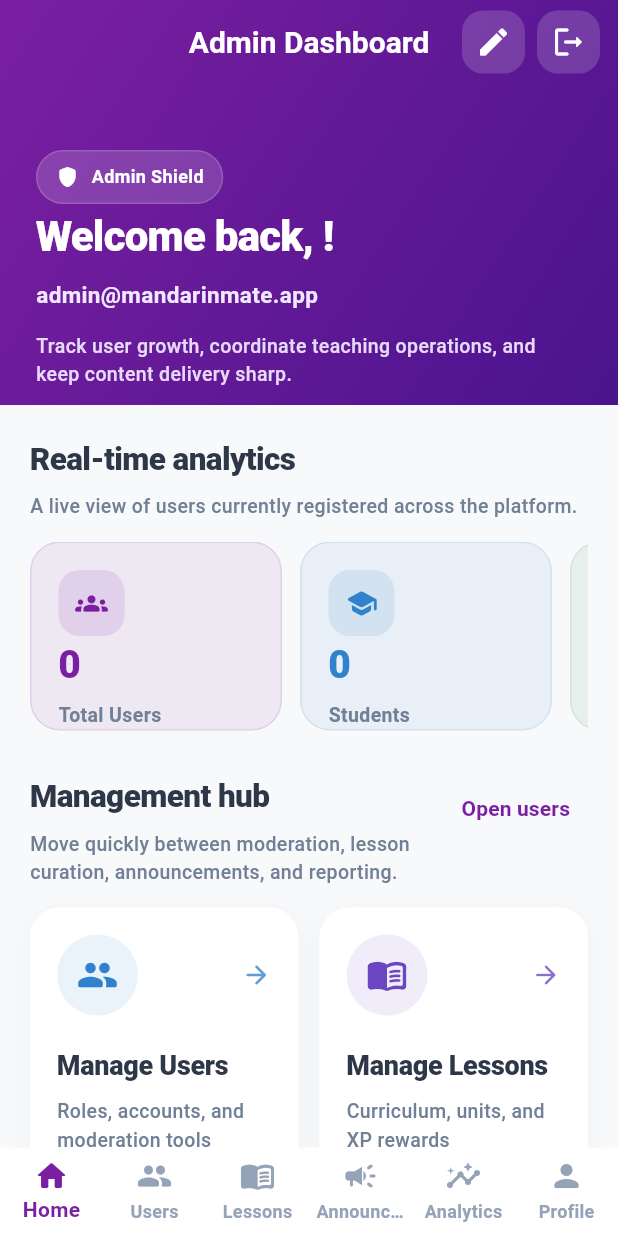
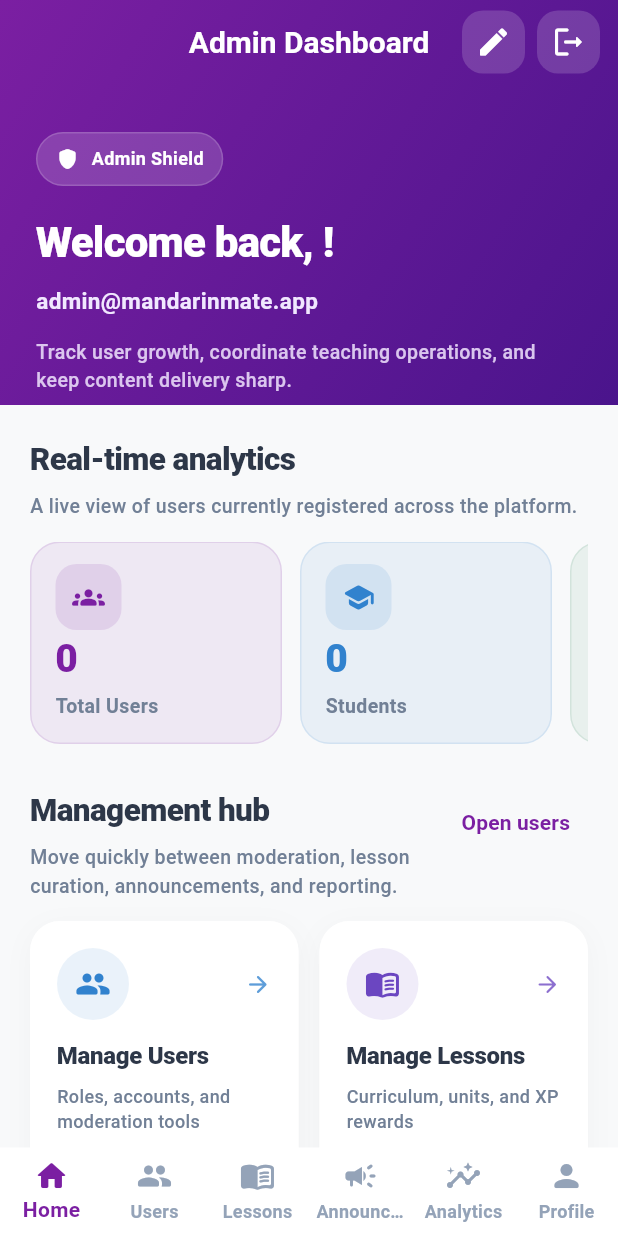
Before and after one commit to WCheng0820/MAP-Group-2-Nexus-MandarinMate, a Flutter app: the AdminDashboardPage screen opened by its route, on a phone screen of 412 x 824 dp. Run offline on Flutter 3.47's test engine with Material 3 defaults, Android fonts, the phone set to English and light mode, and no system bars; our stand-ins replace cloud_firestore, email_validator, equatable, file_picker, firebase_auth, firebase_core and 9 more; accounts and stored records are empty.

Commit message:
Refactor admin dashboard for tab navigation
Extract the home content into _buildHomeTab and wire bottom navigation to switch tabs via _currentIndex instead of pushing new routes. Update management actions and section links to setState the current index so pages render in-place. Improve responsive/layout details: adjust paddings, spacings, hero header scroll behavior, metric card sizing and text ellipses, management grid aspect ratios for different widths, and make management cards scroll-safe with constrained sizing. Remove the previous _openPage navigation usage and clean up related code paths.

```diff
--- a/mandarinmate/lib/dashboard/admin_dashboard_page.dart
+++ b/mandarinmate/lib/dashboard/admin_dashboard_page.dart
@@ -31,6 +31,30 @@ class _AdminDashboardPageState extends State<AdminDashboardPage> {
         backgroundColor: _AdminDashboardColors.background,
         body: const Center(child: Text('Session expired. Please login again.')),
       );
+    }
+
+    Widget body;
+    switch (_currentIndex) {
+      case 0:
+        body = _buildHomeTab(context, user);
+        break;
+      case 1:
+        body = const AdminUsersPage();
+        break;
+      case 2:
+        body = const AdminLessonsPage();
+        break;
+      case 3:
+        body = const AdminAnnouncementsPage();
+        break;
+      case 4:
+        body = const AdminAnalyticsPage();
+        break;
+      case 5:
+        body = const AdminProfilePage();
+        break;
+      default:
+        body = _buildHomeTab(context, user);
     }
 
     return Scaffold(
@@ -72,7 +96,12 @@ class _AdminDashboardPageState extends State<AdminDashboardPage> {
           ),
         ],
       ),
-      body: CustomScrollView(
+      body: body,
+    );
+  }
+
+  Widget _buildHomeTab(BuildContext context, User user) {
+    return CustomScrollView(
       physics: const BouncingScrollPhysics(),
       slivers: [
         SliverAppBar(
@@ -133,7 +162,7 @@ class _AdminDashboardPageState extends State<AdminDashboardPage> {
                 subtitle:
                     'Move quickly between moderation, lesson curation, announcements, and reporting.',
                 actionLabel: 'Open users',
-                  onAction: () => _openPage(context, const AdminUsersPage()),
+                onAction: () => setState(() => _currentIndex = 1),
               ),
               const SizedBox(height: 14),
               _ManagementGrid(
@@ -143,30 +172,28 @@ class _AdminDashboardPageState extends State<AdminDashboardPage> {
                     subtitle: 'Roles, accounts, and moderation tools',
                     icon: Icons.group_rounded,
                     color: _AdminDashboardColors.students,
-                      onTap: () => _openPage(context, const AdminUsersPage()),
+                    onTap: () => setState(() => _currentIndex = 1),
                   ),
                   _ManagementActionData(
                     title: 'Manage Lessons',
                     subtitle: 'Curriculum, units, and XP rewards',
                     icon: Icons.menu_book_rounded,
                     color: _AdminDashboardColors.primaryAction,
-                      onTap: () => _openPage(context, const AdminLessonsPage()),
+                    onTap: () => setState(() => _currentIndex = 2),
                   ),
                   _ManagementActionData(
                     title: 'Announcements',
                     subtitle: 'Publish updates to students and tutors',
                     icon: Icons.campaign_rounded,
                     color: _AdminDashboardColors.admins,
-                      onTap: () =>
-                          _openPage(context, const AdminAnnouncementsPage()),
+                    onTap: () => setState(() => _currentIndex = 3),
                   ),
                   _ManagementActionData(
                     title: 'Analytics',
                     subtitle: 'Review activity and learning trends',
                     icon: Icons.insights_rounded,
                     color: _AdminDashboardColors.tutors,
-                      onTap: () =>
-                          _openPage(context, const AdminAnalyticsPage()),
+                    onTap: () => setState(() => _currentIndex = 4),
                   ),
                 ],
               ),
@@ -176,7 +203,7 @@ class _AdminDashboardPageState extends State<AdminDashboardPage> {
                 subtitle:
                     'A quick preview of the newest accounts joining MandarinMate.',
                 actionLabel: 'View all',
-                  onAction: () => _openPage(context, const AdminUsersPage()),
+                onAction: () => setState(() => _currentIndex = 1),
               ),
               const SizedBox(height: 14),
               const _RecentUsersSection(),
@@ -184,7 +211,6 @@ class _AdminDashboardPageState extends State<AdminDashboardPage> {
           ),
         ),
       ],
-      ),
     );
   }
 
@@ -212,30 +238,6 @@ class _AdminDashboardPageState extends State<AdminDashboardPage> {
 
   void _onNavTapped(BuildContext context, int index) {
     setState(() => _currentIndex = index);
-
-    switch (index) {
-      case 0:
-        return;
-      case 1:
-        _openPage(context, const AdminUsersPage());
-        return;
-      case 2:
-        _openPage(context, const AdminLessonsPage());
-        return;
-      case 3:
-        _openPage(context, const AdminAnnouncementsPage());
-        return;
-      case 4:
-        _openPage(context, const AdminAnalyticsPage());
-        return;
-      case 5:
-        _openPage(context, const AdminProfilePage());
-        return;
-    }
-  }
-
-  static void _openPage(BuildContext context, Widget page) {
-    Navigator.push(context, MaterialPageRoute(builder: (_) => page));
   }
 }
 
@@ -271,8 +273,10 @@ class _AdminHeroHeader extends StatelessWidget {
 
           return SafeArea(
             bottom: false,
+            child: SingleChildScrollView(
+              physics: const NeverScrollableScrollPhysics(),
               child: Padding(
-              padding: const EdgeInsets.fromLTRB(24, 100, 24, 30),
+                padding: const EdgeInsets.fromLTRB(24, 88, 24, 16),
                 child: Column(
                   crossAxisAlignment: CrossAxisAlignment.start,
                   children: [
@@ -280,7 +284,7 @@ class _AdminHeroHeader extends StatelessWidget {
                       icon: Icons.shield_rounded,
                       label: 'Admin Shield',
                     ),
-                  const Spacer(),
+                    const SizedBox(height: 16),
                     Text(
                       'Welcome back, $name!',
                       maxLines: 1,
@@ -304,18 +308,19 @@ class _AdminHeroHeader extends StatelessWidget {
                       ),
                     ),
                     const SizedBox(height: 12),
-                  const Text(
+                    Text(
                       'Track user growth, coordinate teaching operations, and keep content delivery sharp.',
-                    maxLines: 3,
+                      maxLines: 2,
                       overflow: TextOverflow.ellipsis,
                       style: TextStyle(
-                      color: Color(0xFFE8D9F8),
+                        color: const Color(0xFFE8D9F8).withValues(alpha: 0.9),
                         fontSize: 13,
                         height: 1.45,
                         fontWeight: FontWeight.w500,
                       ),
                     ),
                   ],
+                ),
               ),
             ),
           );
@@ -401,7 +406,7 @@ class _RealtimeAnalyticsSection extends StatelessWidget {
       builder: (context, snapshot) {
         if (snapshot.connectionState == ConnectionState.waiting) {
           return const _StatusPanel(
-            height: 126,
+            height: 135,
             child: CircularProgressIndicator(
               color: _AdminDashboardColors.headerStart,
             ),
@@ -461,7 +466,7 @@ class _RealtimeAnalyticsSection extends StatelessWidget {
         ];
 
         return SizedBox(
-          height: 126,
+          height: 135,
           child: ListView.separated(
             scrollDirection: Axis.horizontal,
             itemCount: cards.length,
@@ -497,7 +502,7 @@ class _MetricCard extends StatelessWidget {
   Widget build(BuildContext context) {
     return Container(
       width: 168,
-      padding: const EdgeInsets.all(18),
+      padding: const EdgeInsets.symmetric(horizontal: 16, vertical: 14),
       decoration: BoxDecoration(
         color: data.color.withValues(alpha: 0.08),
         borderRadius: BorderRadius.circular(20),
@@ -518,6 +523,8 @@ class _MetricCard extends StatelessWidget {
           const Spacer(),
           Text(
             data.value,
+            maxLines: 1,
+            overflow: TextOverflow.ellipsis,
             style: TextStyle(
               color: data.color,
               fontSize: 26,
@@ -525,9 +532,11 @@ class _MetricCard extends StatelessWidget {
               letterSpacing: -0.4,
             ),
           ),
-          const SizedBox(height: 4),
+          const SizedBox(height: 2),
           Text(
             data.label,
+            maxLines: 1,
+            overflow: TextOverflow.ellipsis,
             style: const TextStyle(
               color: _AdminDashboardColors.bodyText,
               fontSize: 13,
@@ -550,7 +559,16 @@ class _ManagementGrid extends StatelessWidget {
     return LayoutBuilder(
       builder: (context, constraints) {
         final crossAxisCount = constraints.maxWidth >= 920 ? 4 : 2;
-        final childAspectRatio = constraints.maxWidth >= 920 ? 1.12 : 0.98;
+        double childAspectRatio;
+        if (constraints.maxWidth >= 920) {
+          childAspectRatio = 1.15;
+        } else if (constraints.maxWidth >= 600) {
+          childAspectRatio = 1.05;
+        } else if (constraints.maxWidth >= 380) {
+          childAspectRatio = 0.85;
+        } else {
+          childAspectRatio = 0.72;
+        }
 
         return GridView.builder(
           itemCount: actions.length,
@@ -606,53 +624,59 @@ class _ManagementCard extends StatelessWidget {
         child: Container(
           padding: const EdgeInsets.all(18),
           decoration: _AdminDashboardDecorations.cardDecoration,
+          child: ScrollConfiguration(
+            behavior: ScrollConfiguration.of(context).copyWith(scrollbars: false),
+            child: SingleChildScrollView(
+              physics: const ClampingScrollPhysics(),
               child: Column(
                 crossAxisAlignment: CrossAxisAlignment.start,
                 children: [
                   Row(
                     children: [
                       Container(
-                    width: 54,
-                    height: 54,
+                        width: 48,
+                        height: 48,
                         decoration: BoxDecoration(
                           color: action.color.withValues(alpha: 0.1),
                           shape: BoxShape.circle,
                         ),
-                    child: Icon(action.icon, color: action.color, size: 28),
+                        child: Icon(action.icon, color: action.color, size: 24),
                       ),
                       const Spacer(),
                       Icon(
                         Icons.arrow_forward_rounded,
                         color: action.color.withValues(alpha: 0.78),
-                    size: 20,
+                        size: 18,
                       ),
                     ],
                   ),
-              const Spacer(),
+                  const SizedBox(height: 12),
                   Text(
                     action.title,
                     maxLines: 2,
                     overflow: TextOverflow.ellipsis,
                     style: const TextStyle(
                       color: _AdminDashboardColors.heading,
-                  fontSize: 18,
+                      fontSize: 16,
                       fontWeight: FontWeight.w800,
                       letterSpacing: -0.2,
                     ),
                   ),
-              const SizedBox(height: 8),
+                  const SizedBox(height: 6),
                   Text(
                     action.subtitle,
                     maxLines: 3,
                     overflow: TextOverflow.ellipsis,
                     style: const TextStyle(
                       color: _AdminDashboardColors.bodyText,
-                  fontSize: 13,
-                  height: 1.45,
+                      fontSize: 12,
+                      height: 1.4,
                       fontWeight: FontWeight.w500,
                     ),
                   ),
                 ],
+              ),
+            ),
           ),
         ),
       ),
```
Lines whose indentation alone changed are shown as unchanged.
